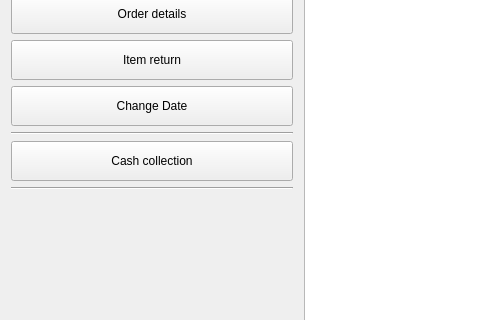
Before: the Qt Designer form Shop/sales.ui in End1-1/Elina.Cafe5, drawn with Qt 5; both pictures show x 0 to 480 and y 247 to 567 of the 1024 by 768 pixel window.
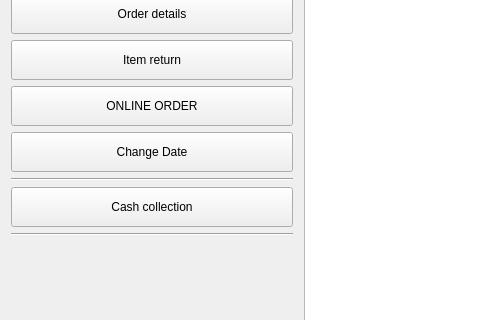
After: the same form once the commit is applied. Icons and pictures are not drawn. Custom widgets are drawn as their Qt base class.

Diff of the .ui file:
```diff
--- a/Shop/sales.ui
+++ b/Shop/sales.ui
@@ -413,6 +413,23 @@
           </property>
          </widget>
         </item>
+        <item>
+         <widget class="QPushButton" name="btnOnlineOrderFiscal">
+          <property name="minimumSize">
+           <size>
+            <width>0</width>
+            <height>40</height>
+           </size>
+          </property>
+          <property name="text">
+           <string>ONLINE ORDER</string>
+          </property>
+          <property name="icon">
+           <iconset resource="../resources/res.qrc">
+            <normaloff>:/bill.png</normaloff>:/bill.png</iconset>
+          </property>
+         </widget>
+        </item>
         <item>
          <widget class="QPushButton" name="btnChangeDate">
           <property name="minimumSize">
```
